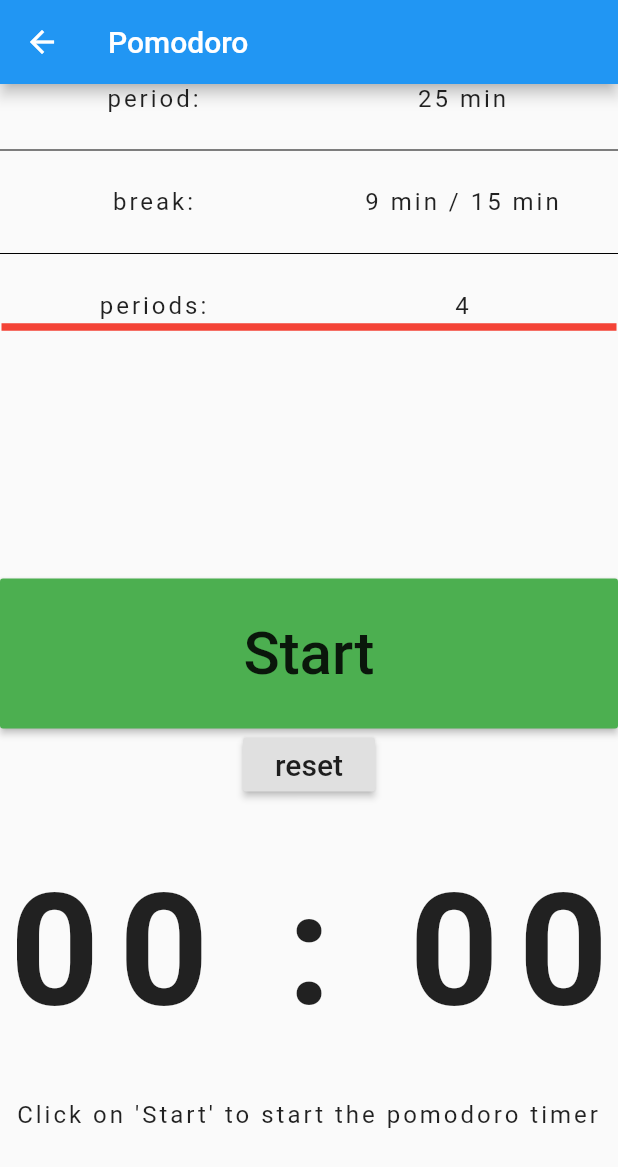
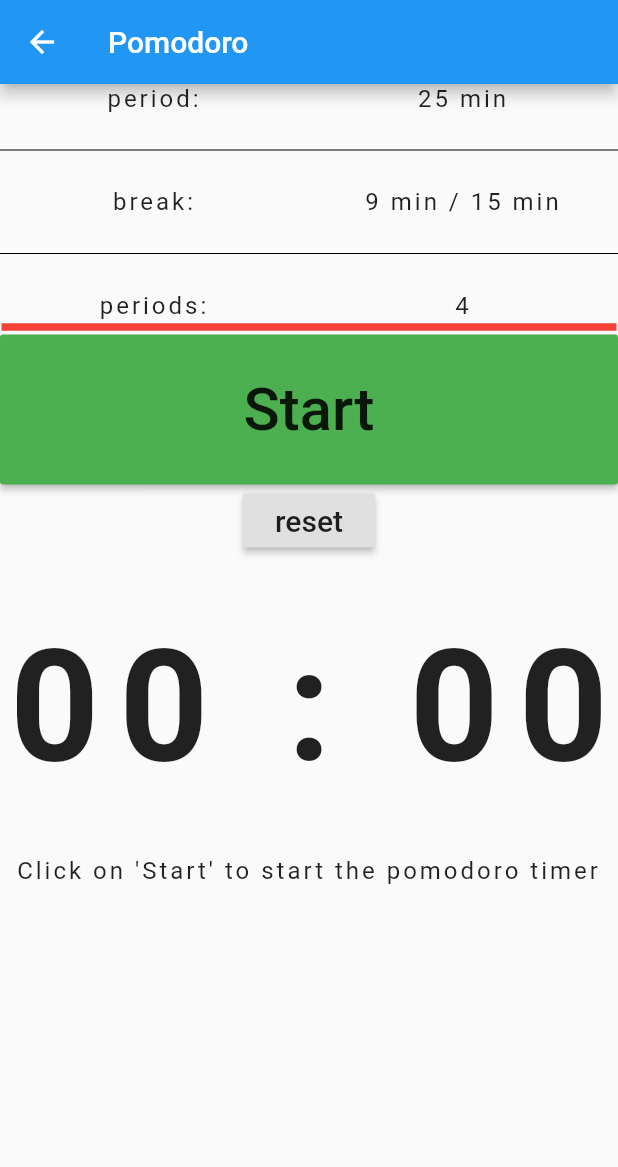
Before and after one commit to mobileappdevhm19/lust-LibraryUniversalSwissTool, a Flutter app: the PomodoroPage screen opened directly, on a phone screen of 412 x 824 dp. Shown: the top 1167 px of the screen. Run offline on Flutter 3.47's test engine with Material 2 defaults, Android fonts, the phone set to English and light mode, and no system bars; our stand-ins replace after_layout, charts_flutter, cloud_firestore, flutter_local_notifications; accounts and stored records are empty.

Commit message:
Start/ Stop button is colorful
pomodoroDescription height is smaller now, otherwise pomodoroTime has not enough space

```diff
--- a/lust/lib/pages/pomodoroPage.dart
+++ b/lust/lib/pages/pomodoroPage.dart
@@ -39,7 +39,7 @@ class _PomodoroState extends State<PomodoroPage> {
               mainAxisAlignment: MainAxisAlignment.spaceEvenly,
               children: [
                 Container(
-                  height: _height*0.40,
+                  //height: _height*0.40,
                   child: new pomodoroDescription(periodTime, shortBreakTime, longBreakTime, countPeriods),
                 ),
                 Expanded(
```
